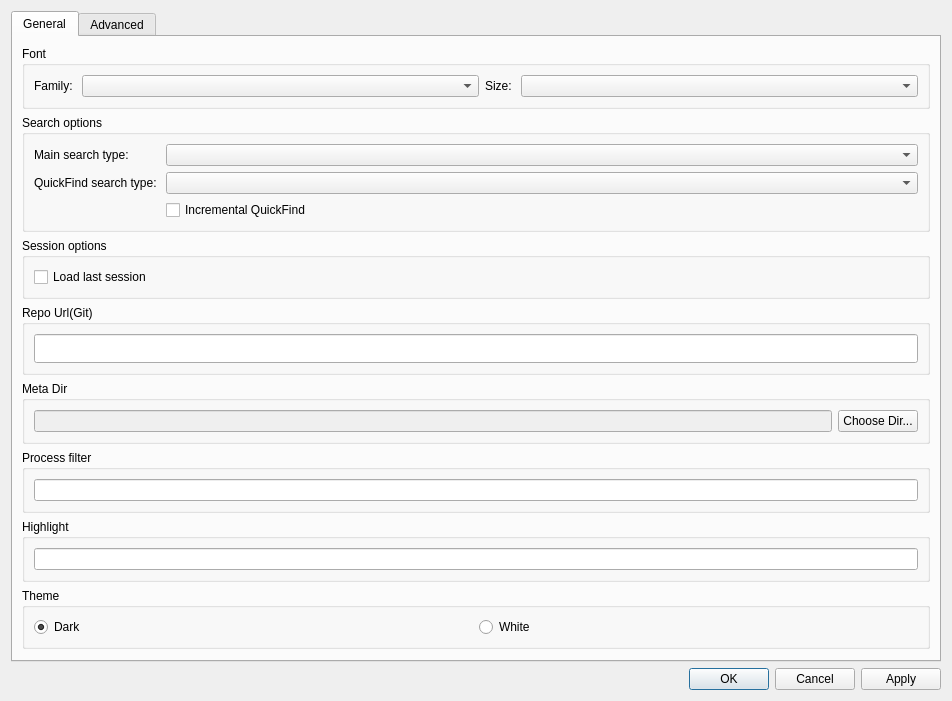
Above: src/optionsdialog.ui from Mrxiang-Plus/darkglogg before the change. Below: the same form after it.
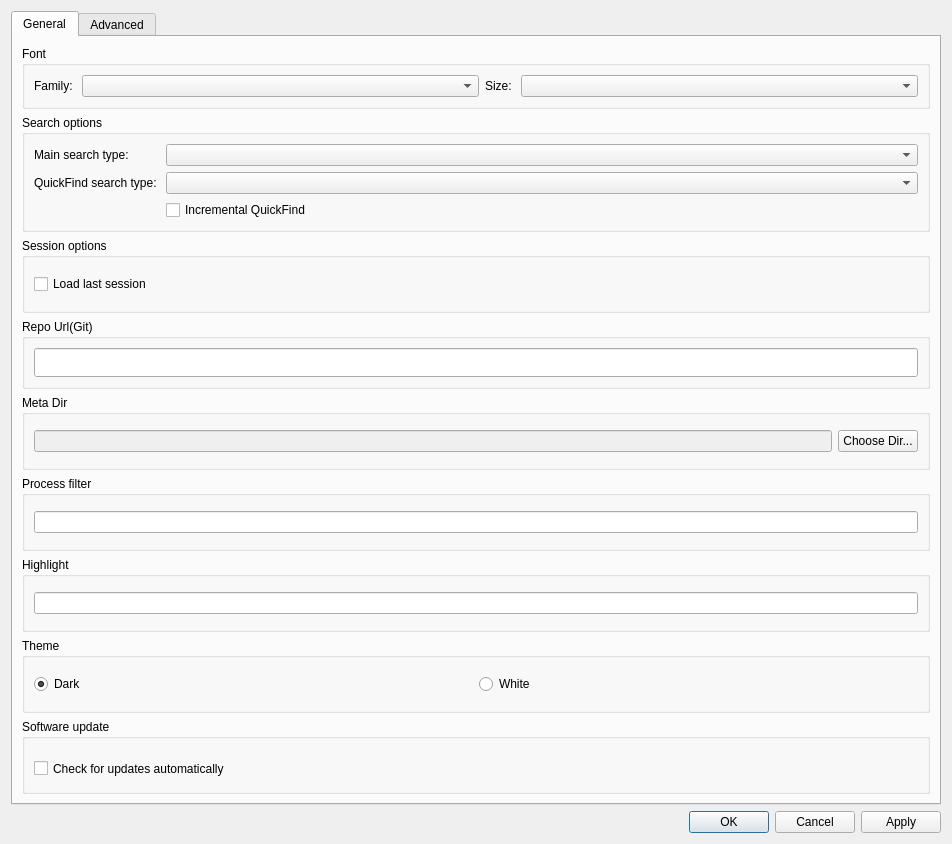
That is the form after the change.

```diff
--- a/src/optionsdialog.ui
+++ b/src/optionsdialog.ui
@@ -7,7 +7,7 @@
     <x>0</x>
     <y>0</y>
     <width>952</width>
-    <height>676</height>
+    <height>844</height>
    </rect>
   </property>
   <property name="sizePolicy">
@@ -288,17 +288,24 @@
         </widget>
        </item>
        <item>
-        <spacer name="verticalSpacer">
-         <property name="orientation">
-          <enum>Qt::Vertical</enum>
+        <widget class="QGroupBox" name="groupBox_3">
+         <property name="title">
+          <string>Software update</string>
          </property>
-         <property name="sizeHint" stdset="0">
-          <size>
-           <width>20</width>
-           <height>0</height>
-          </size>
-         </property>
-        </spacer>
+         <widget class="QCheckBox" name="updateCheckBox">
+          <property name="geometry">
+           <rect>
+            <x>12</x>
+            <y>38</y>
+            <width>888</width>
+            <height>23</height>
+           </rect>
+          </property>
+          <property name="text">
+           <string>Check for updates automatically</string>
+          </property>
+         </widget>
+        </widget>
        </item>
       </layout>
      </widget>
```
